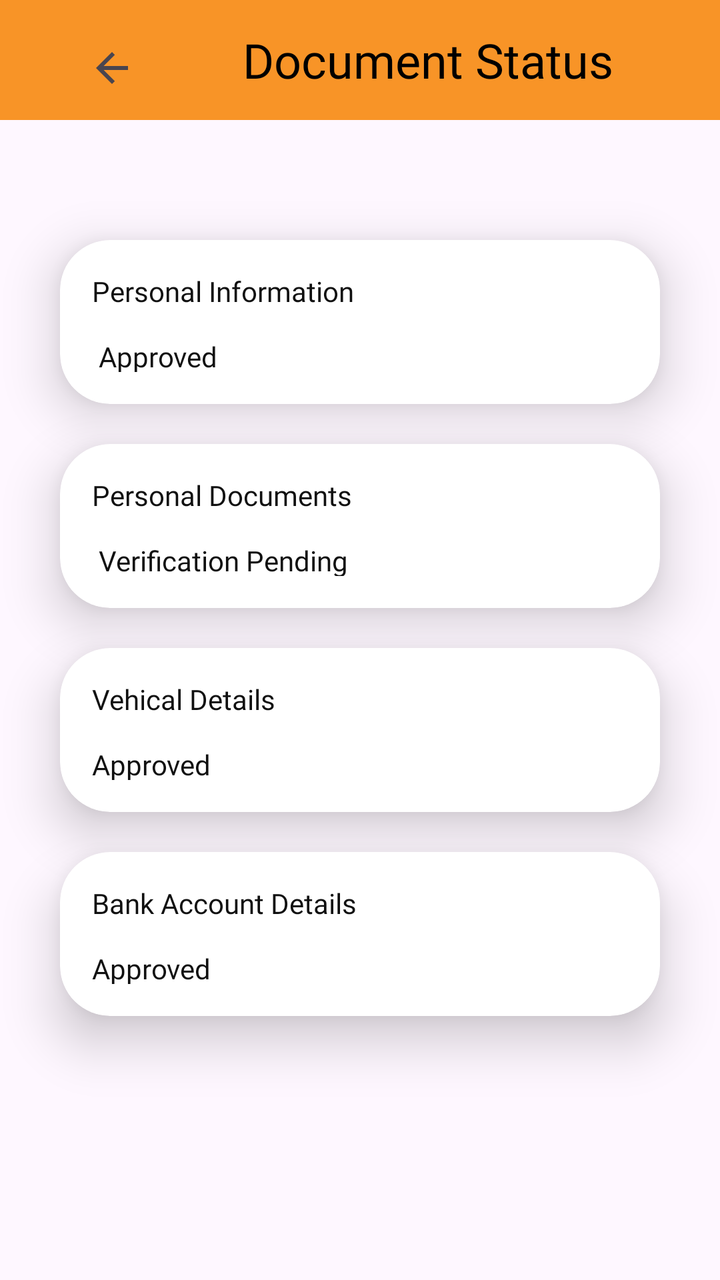
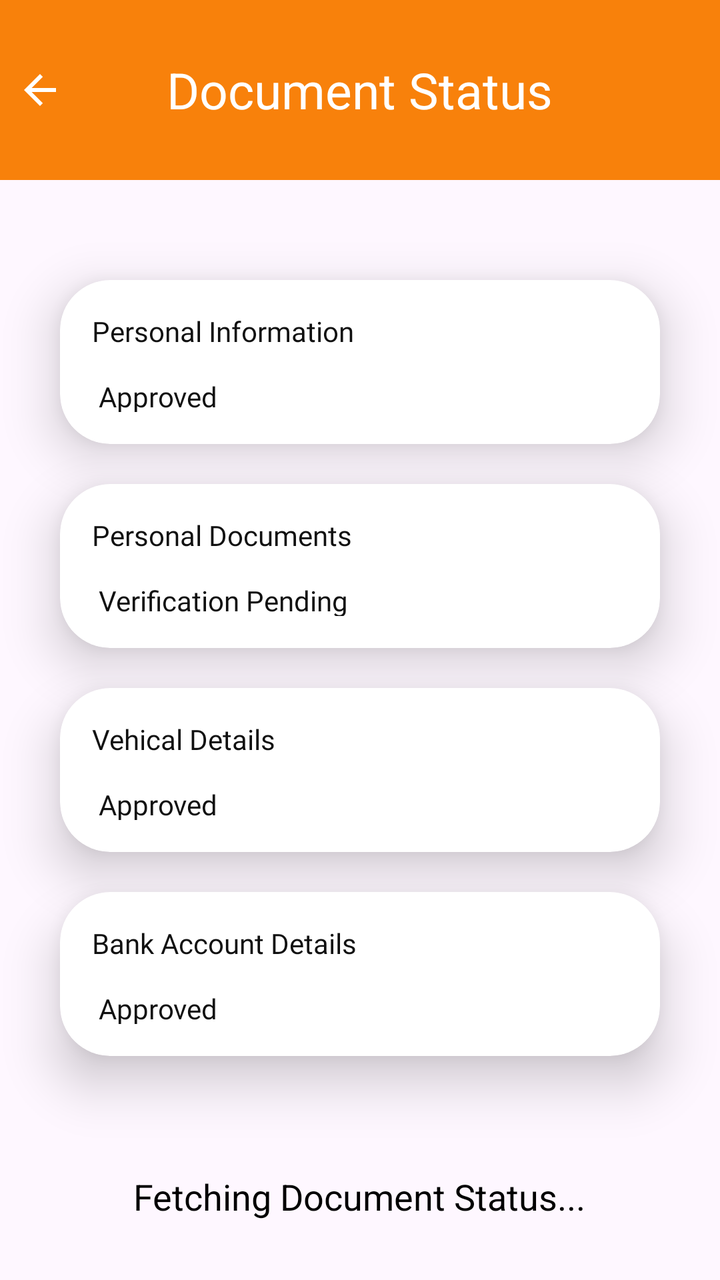

The first picture is an Android layout as it rendered before a commit; the second is the same layout after the commit. The layout source and the unified diff follow.
<!-- AndroidManifest.xml: application theme Theme.B2CDeliveryApp -->
<!-- res/layout/document_status.xml -->
<?xml version="1.0" encoding="utf-8"?>
<LinearLayout xmlns:android="http://schemas.android.com/apk/res/android"
    xmlns:app="http://schemas.android.com/apk/res-auto"
    android:orientation="vertical"
    android:id="@+id/LiniarLayoutDocstatus"
    android:layout_width="match_parent"
    android:layout_height="match_parent">


    <LinearLayout
        android:id="@+id/main"
        android:layout_width="match_parent"
        android:layout_height="wrap_content"
        android:layout_marginBottom="40dp"
        android:background="#F89427"
        android:orientation="horizontal">

        <Button
            android:id="@+id/button"
            android:layout_width="48dp"
            android:layout_height="48dp"
            android:layout_marginLeft="20dp"
            android:background="@android:color/transparent"
            android:drawableLeft="@drawable/baseline_arrow_back_black"
            android:contentDescription="do"
            />

        <TextView

            android:id="@+id/textView"
            android:layout_width="match_parent"
            android:layout_height="180px"
            android:background="#F89427"
            android:fontFamily="@font/archivo_bold"
            android:gravity="center"
            android:text="Document Status"
            android:textAlignment="center"
            android:textColor="@color/black"
            android:textSize="24sp" />


    </LinearLayout>


    <androidx.cardview.widget.CardView
        android:layout_width="match_parent"
        android:layout_height="wrap_content"
        android:layout_marginLeft="30dp"
        android:layout_marginRight="30dp"
        android:layout_marginTop="20dp"
        app:cardElevation="15dp"
        app:cardCornerRadius="25dp"
        app:cardBackgroundColor="@android:color/white">

        <LinearLayout
            android:layout_width="match_parent"
            android:layout_height="wrap_content"
            android:orientation="horizontal"
            android:padding="16dp">

            <TextView
                android:id="@+id/textView3"
                android:layout_width="280dp"
                android:layout_height="50dp"
                android:fontFamily="@font/archivo_medium"
                android:text="Personal Information \n \n Approved"
                android:textColor="#101010" />

            <ImageButton
                android:id="@+id/Upploadbutton"
                android:layout_width="48dp"
                android:layout_height="48dp"
                android:layout_gravity="center"
                android:background="@drawable/arrow"
                android:backgroundTint="#F6C691"
                android:padding="8dp"
                android:contentDescription="do"
                />
        </LinearLayout>
    </androidx.cardview.widget.CardView>

    <androidx.cardview.widget.CardView
        android:layout_width="match_parent"
        android:layout_height="wrap_content"
        android:layout_marginLeft="30dp"
        android:layout_marginRight="30dp"
        android:layout_marginTop="20dp"
        app:cardElevation="15dp"
        app:cardCornerRadius="25dp"
        app:cardBackgroundColor="@android:color/white">

        <LinearLayout
            android:layout_width="match_parent"
            android:layout_height="wrap_content"
            android:orientation="horizontal"
            android:padding="16dp">

            <TextView
                android:id="@+id/textView4"
                android:layout_width="280dp"
                android:layout_height="50dp"
                android:fontFamily="@font/archivo_medium"
                android:text="Personal Documents \n \n Verification Pending"
                android:textColor="#101010" />

            <ImageButton
                android:id="@+id/Upploadbutton1"
                android:layout_width="48dp"
                android:layout_height="48dp"
                android:layout_gravity="center"
                android:background="@drawable/arrow"
                android:backgroundTint="#F6C691"
                android:padding="8dp"
                android:contentDescription="do"
                />
        </LinearLayout>
    </androidx.cardview.widget.CardView>

    <androidx.cardview.widget.CardView
        android:layout_width="match_parent"
        android:layout_height="wrap_content"
        android:layout_marginLeft="30dp"
        android:layout_marginRight="30dp"
        android:layout_marginTop="20dp"
        app:cardElevation="15dp"
        app:cardCornerRadius="25dp"
        app:cardBackgroundColor="@android:color/white">

        <LinearLayout
            android:layout_width="match_parent"
            android:layout_height="wrap_content"
            android:orientation="horizontal"
            android:padding="16dp">

            <TextView
                android:id="@+id/textView5"
                android:layout_width="280dp"
                android:layout_height="50dp"
                android:fontFamily="@font/archivo_medium"
                android:text="Vehical Details \n \nApproved"
                android:textColor="#101010" />

            <ImageButton
                android:id="@+id/Upploadbutton3"
                android:layout_width="48dp"
                android:layout_height="48dp"
                android:layout_gravity="center"
                android:background="@drawable/arrow"
                android:backgroundTint="#F6C691"
                android:padding="8dp"
                android:contentDescription="do"
                />
        </LinearLayout>
    </androidx.cardview.widget.CardView>

    <androidx.cardview.widget.CardView
        android:layout_width="match_parent"
        android:layout_height="wrap_content"
        android:layout_marginLeft="30dp"
        android:layout_marginRight="30dp"
        android:layout_marginTop="20dp"
        app:cardElevation="15dp"
        app:cardCornerRadius="25dp"
        app:cardBackgroundColor="@android:color/white">

        <LinearLayout
            android:layout_width="match_parent"
            android:layout_height="wrap_content"
            android:orientation="horizontal"
            android:padding="16dp">

            <TextView
                android:id="@+id/textView6"
                android:layout_width="280dp"
                android:layout_height="50dp"
                android:fontFamily="@font/archivo_medium"
                android:text="Bank Account Details \n \nApproved"
                android:textColor="#101010"/>



            <ImageButton
                android:id="@+id/Upploadbutton4"
                android:layout_width="48dp"
                android:layout_height="48dp"
                android:layout_gravity="center"
                android:background="@drawable/arrow"
                android:backgroundTint="#F6C691"
                android:padding="8dp"
                android:contentDescription="do"
                />
        </LinearLayout>
    </androidx.cardview.widget.CardView>


</LinearLayout>
<!-- resources referenced by this layout -->
<resources>
  <color name="black">#FF000000</color>
  <!-- drawable arrow: png bitmap (drawable, 13105 bytes) -->
  <!-- drawable baseline_arrow_back_black (drawable) -->
  <vector xmlns:android="http://schemas.android.com/apk/res/android"
      android:autoMirrored="true"
      android:height="24dp"
      android:viewportHeight="24"
      android:viewportWidth="24"
      android:width="24dp">
  
      <path
          android:fillColor="?attr/colorControlNormal"
          android:pathData="M20,11H7.83l5.59,-5.59L12,4l-8,8 8,8 1.41,-1.41L7.83,13H20v-2z" />
  </vector>
  <style name="Theme.B2CDeliveryApp" parent="Base.Theme.B2CDeliveryApp" />
  <style name="Base.Theme.B2CDeliveryApp" parent="Theme.Material3.DayNight.NoActionBar">
          
          
      </style>
</resources>

<!-- the commit's change to res/layout/document_status.xml (unified diff, before → after) -->
@@ -6,43 +6,79 @@
     android:layout_width="match_parent"
     android:layout_height="match_parent">
 
-
-    <LinearLayout
-        android:id="@+id/main"
-        android:layout_width="match_parent"
-        android:layout_height="wrap_content"
-        android:layout_marginBottom="40dp"
-        android:background="#F89427"
-        android:orientation="horizontal">
-
-        <Button
-            android:id="@+id/button"
-            android:layout_width="48dp"
-            android:layout_height="48dp"
-            android:layout_marginLeft="20dp"
-            android:background="@android:color/transparent"
-            android:drawableLeft="@drawable/baseline_arrow_back_black"
-            android:contentDescription="do"
-            />
-
+    
+    <FrameLayout
+        android:layout_width="match_parent"
+        android:layout_height="wrap_content"
+        android:paddingVertical="25dp"
+        android:background="@color/appThemeColor">
+
+        
+        <ImageView
+            android:id="@+id/backIcon"
+            android:layout_width="wrap_content"
+            android:layout_height="wrap_content"
+            android:contentDescription="Back"
+            android:onClick="onBackPressed"
+            android:padding="8dp"
+            android:scaleType="center"
+            android:src="@drawable/baseline_arrow_back_black"
+            android:layout_gravity="start|center_vertical"
+            app:tint="@color/white" />
+
+        
         <TextView
-
-            android:id="@+id/textView"
-            android:layout_width="match_parent"
-            android:layout_height="180px"
-            android:background="#F89427"
-            android:fontFamily="@font/archivo_bold"
-            android:gravity="center"
+            android:id="@+id/titleText"
+            android:layout_width="wrap_content"
+            android:layout_height="wrap_content"
+            android:layout_gravity="center"
             android:text="Document Status"
-            android:textAlignment="center"
-            android:textColor="@color/black"
-            android:textSize="24sp" />
-
-
-    </LinearLayout>
-
-
-    <androidx.cardview.widget.CardView
+            android:textColor="@android:color/white"
+            android:textSize="25sp"
+            android:textStyle="normal" />
+    </FrameLayout>
+
+    
+    <androidx.cardview.widget.CardView
+        android:id="@+id/cardView1"
+        android:layout_width="match_parent"
+        android:layout_height="wrap_content"
+        android:layout_marginLeft="30dp"
+        android:layout_marginRight="30dp"
+        android:layout_marginTop="50dp"
+        app:cardElevation="15dp"
+        app:cardCornerRadius="25dp"
+        app:cardBackgroundColor="@android:color/white">
+
+        <LinearLayout
+            android:layout_width="match_parent"
+            android:layout_height="wrap_content"
+            android:orientation="horizontal"
+            android:padding="16dp">
+
+            <TextView
+                android:id="@+id/textView3"
+                android:layout_width="280dp"
+                android:layout_height="50dp"
+                android:fontFamily="@font/archivo_medium"
+                android:text="Personal Information \n \n Approved"
+                android:textColor="#101010" />
+
+            <ImageButton
+                android:id="@+id/Upploadbutton"
+                android:layout_width="48dp"
+                android:layout_height="48dp"
+                android:layout_gravity="center"
+                android:background="@drawable/arrow"
+                android:backgroundTint="#F6C691"
+                android:padding="8dp"
+                android:contentDescription="do" />
+        </LinearLayout>
+    </androidx.cardview.widget.CardView>
+
+    
+    <androidx.cardview.widget.CardView
+        android:id="@+id/cardView2"
         android:layout_width="match_parent"
         android:layout_height="wrap_content"
         android:layout_marginLeft="30dp"
@@ -59,27 +95,28 @@
             android:padding="16dp">
 
             <TextView
-                android:id="@+id/textView3"
-                android:layout_width="280dp"
-                android:layout_height="50dp"
-                android:fontFamily="@font/archivo_medium"
-                android:text="Personal Information \n \n Approved"
-                android:textColor="#101010" />
-
-            <ImageButton
-                android:id="@+id/Upploadbutton"
-                android:layout_width="48dp"
-                android:layout_height="48dp"
-                android:layout_gravity="center"
-                android:background="@drawable/arrow"
-                android:backgroundTint="#F6C691"
-                android:padding="8dp"
-                android:contentDescription="do"
-                />
-        </LinearLayout>
-    </androidx.cardview.widget.CardView>
-
-    <androidx.cardview.widget.CardView
+                android:id="@+id/textView4"
+                android:layout_width="280dp"
+                android:layout_height="50dp"
+                android:fontFamily="@font/archivo_medium"
+                android:text="Personal Documents \n \n Verification Pending"
+                android:textColor="#101010" />
+
+            <ImageButton
+                android:id="@+id/Upploadbutton1"
+                android:layout_width="48dp"
+                android:layout_height="48dp"
+                android:layout_gravity="center"
+                android:background="@drawable/arrow"
+                android:backgroundTint="#F6C691"
+                android:padding="8dp"
+                android:contentDescription="do" />
+        </LinearLayout>
+    </androidx.cardview.widget.CardView>
+
+    
+    <androidx.cardview.widget.CardView
+        android:id="@+id/cardView3"
         android:layout_width="match_parent"
         android:layout_height="wrap_content"
         android:layout_marginLeft="30dp"
@@ -96,27 +133,28 @@
             android:padding="16dp">
 
             <TextView
-                android:id="@+id/textView4"
-                android:layout_width="280dp"
-                android:layout_height="50dp"
-                android:fontFamily="@font/archivo_medium"
-                android:text="Personal Documents \n \n Verification Pending"
-                android:textColor="#101010" />
-
-            <ImageButton
-                android:id="@+id/Upploadbutton1"
-                android:layout_width="48dp"
-                android:layout_height="48dp"
-                android:layout_gravity="center"
-                android:background="@drawable/arrow"
-                android:backgroundTint="#F6C691"
-                android:padding="8dp"
-                android:contentDescription="do"
-                />
-        </LinearLayout>
-    </androidx.cardview.widget.CardView>
-
-    <androidx.cardview.widget.CardView
+                android:id="@+id/textView5"
+                android:layout_width="280dp"
+                android:layout_height="50dp"
+                android:fontFamily="@font/archivo_medium"
+                android:text="Vehical Details \n \n Approved"
+                android:textColor="#101010" />
+
+            <ImageButton
+                android:id="@+id/Upploadbutton3"
+                android:layout_width="48dp"
+                android:layout_height="48dp"
+                android:layout_gravity="center"
+                android:background="@drawable/arrow"
+                android:backgroundTint="#F6C691"
+                android:padding="8dp"
+                android:contentDescription="do" />
+        </LinearLayout>
+    </androidx.cardview.widget.CardView>
+
+    
+    <androidx.cardview.widget.CardView
+        android:id="@+id/cardView4"
         android:layout_width="match_parent"
         android:layout_height="wrap_content"
         android:layout_marginLeft="30dp"
@@ -133,51 +171,12 @@
             android:padding="16dp">
 
             <TextView
-                android:id="@+id/textView5"
-                android:layout_width="280dp"
-                android:layout_height="50dp"
-                android:fontFamily="@font/archivo_medium"
-                android:text="Vehical Details \n \nApproved"
-                android:textColor="#101010" />
-
-            <ImageButton
-                android:id="@+id/Upploadbutton3"
-                android:layout_width="48dp"
-                android:layout_height="48dp"
-                android:layout_gravity="center"
-                android:background="@drawable/arrow"
-                android:backgroundTint="#F6C691"
-                android:padding="8dp"
-                android:contentDescription="do"
-                />
-        </LinearLayout>
-    </androidx.cardview.widget.CardView>
-
-    <androidx.cardview.widget.CardView
-        android:layout_width="match_parent"
-        android:layout_height="wrap_content"
-        android:layout_marginLeft="30dp"
-        android:layout_marginRight="30dp"
-        android:layout_marginTop="20dp"
-        app:cardElevation="15dp"
-        app:cardCornerRadius="25dp"
-        app:cardBackgroundColor="@android:color/white">
-
-        <LinearLayout
-            android:layout_width="match_parent"
-            android:layout_height="wrap_content"
-            android:orientation="horizontal"
-            android:padding="16dp">
-
-            <TextView
                 android:id="@+id/textView6"
                 android:layout_width="280dp"
                 android:layout_height="50dp"
                 android:fontFamily="@font/archivo_medium"
-                android:text="Bank Account Details \n \nApproved"
-                android:textColor="#101010"/>
-
-
+                android:text="Bank Account Details \n \n Approved"
+                android:textColor="#101010" />
 
             <ImageButton
                 android:id="@+id/Upploadbutton4"
@@ -187,10 +186,35 @@
                 android:background="@drawable/arrow"
                 android:backgroundTint="#F6C691"
                 android:padding="8dp"
-                android:contentDescription="do"
-                />
-        </LinearLayout>
-    </androidx.cardview.widget.CardView>
-
+                android:contentDescription="do" />
+        </LinearLayout>
+    </androidx.cardview.widget.CardView>
+
+    
+    <RelativeLayout
+        android:layout_width="match_parent"
+        android:layout_height="wrap_content"
+        android:layout_centerInParent="true"
+        android:visibility="visible">
+
+        
+        <ProgressBar
+            android:id="@+id/progressBar"
+            android:layout_width="wrap_content"
+            android:layout_height="wrap_content"
+            android:layout_centerInParent="true" />
+
+        
+        <TextView
+            android:id="@+id/fetchingStatusMessage"
+            android:layout_width="wrap_content"
+            android:layout_height="wrap_content"
+            android:layout_marginTop="10dp"
+            android:text="Fetching Document Status..."
+            android:textSize="18sp"
+            android:textColor="#000000"
+            android:layout_below="@id/progressBar"
+            android:layout_centerHorizontal="true" />
+    </RelativeLayout>
 
 </LinearLayout>
<!-- resource entries referenced after the edit -->
@@ -1,6 +1,7 @@
 <!-- resources referenced by this layout -->
 <resources>
-  <color name="black">#FF000000</color>
+  <color name="appThemeColor">#F8810B</color>
+  <color name="white">#FFFFFFFF</color>
   <!-- drawable arrow: png bitmap (drawable, 13105 bytes) -->
   <!-- drawable baseline_arrow_back_black (drawable) -->
   <vector xmlns:android="http://schemas.android.com/apk/res/android"
